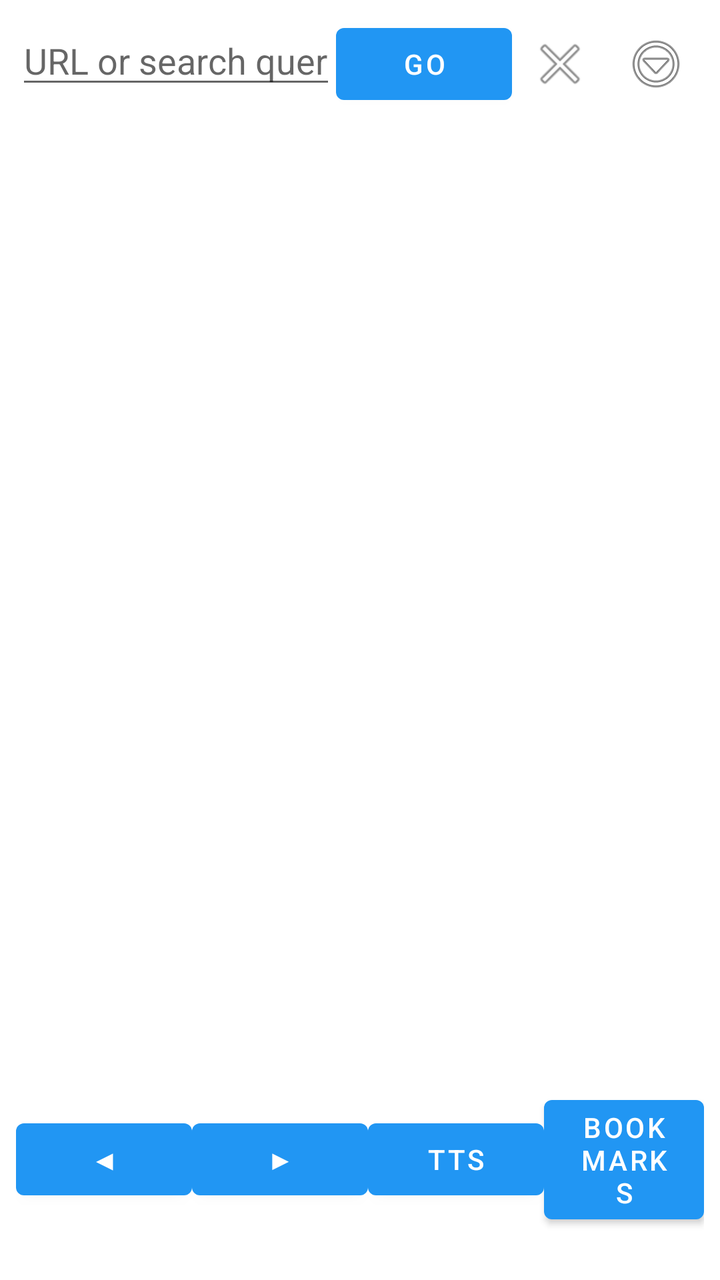
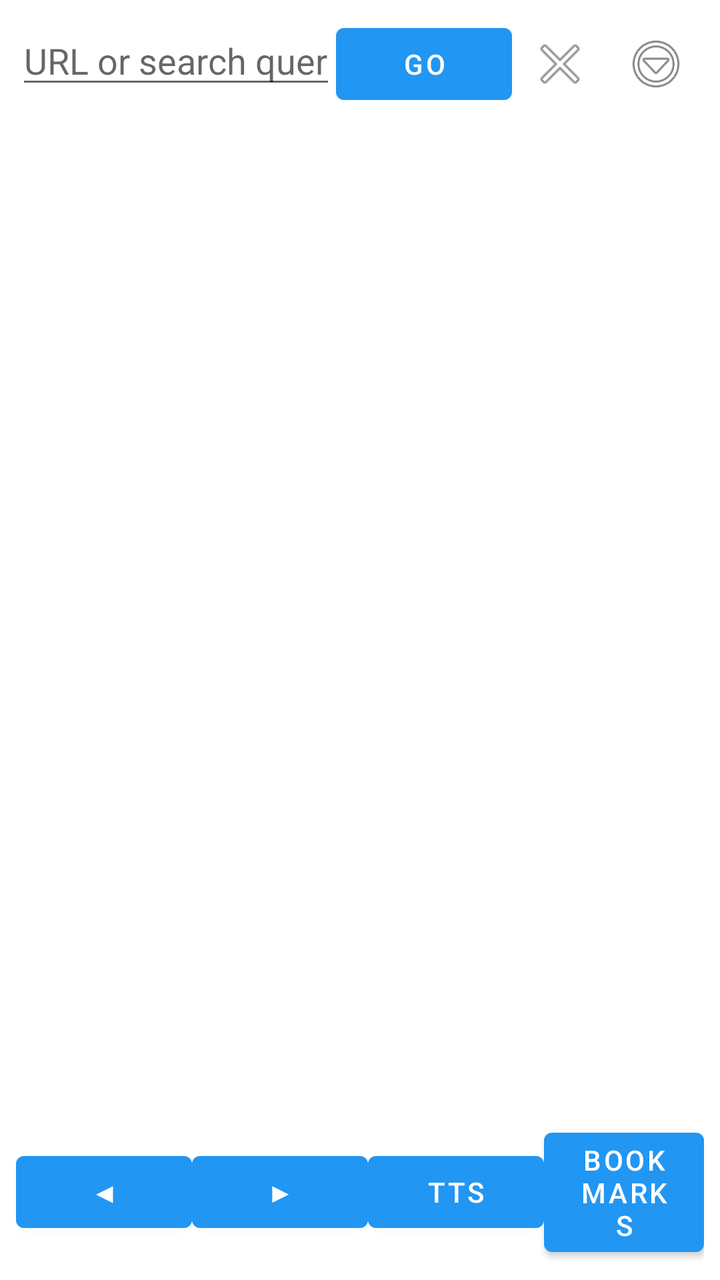

Two renders of the same Android screen: before a commit and after it. Below are the layout's source before the change and the commit's diff.
<!-- AndroidManifest.xml: application theme Theme.TextReader -->
<!-- res/layout/activity_main.xml -->
<?xml version="1.0" encoding="utf-8"?>
<androidx.constraintlayout.widget.ConstraintLayout
    xmlns:android="http://schemas.android.com/apk/res/android"
    xmlns:app="http://schemas.android.com/apk/res-auto"
    android:id="@+id/rootLayout"
    android:layout_width="match_parent"
    android:layout_height="match_parent"
    android:fitsSystemWindows="true">

    <LinearLayout
        android:id="@+id/topBar"
        android:layout_width="0dp"
        android:layout_height="wrap_content"
        android:orientation="horizontal"
        android:padding="8dp"
        app:layout_constraintTop_toTopOf="parent"
        app:layout_constraintStart_toStartOf="parent"
        app:layout_constraintEnd_toEndOf="parent">

        <EditText
            android:id="@+id/urlInput"
            android:layout_width="0dp"
            android:layout_height="wrap_content"
            android:layout_weight="1"
            android:maxLines="1"
            android:inputType="textUri"
            android:imeOptions="actionGo"
            android:hint="URL or search query" />

        <Button
            android:id="@+id/goButton"
            android:layout_width="wrap_content"
            android:layout_height="wrap_content"
            android:text="Go" />

        <ImageButton
            android:id="@+id/cancelButton"
            android:layout_width="wrap_content"
            android:layout_height="wrap_content"
            android:contentDescription="Cancel loading"
            android:padding="8dp"
            android:src="@android:drawable/ic_menu_close_clear_cancel"
            android:background="?android:attr/selectableItemBackgroundBorderless" />

        <ImageButton
            android:id="@+id/menuButton"
            android:layout_width="wrap_content"
            android:layout_height="wrap_content"
            android:contentDescription="Menu"
            android:padding="8dp"
            android:src="@android:drawable/ic_menu_more"
            android:background="?android:attr/selectableItemBackgroundBorderless" />
    </LinearLayout>

    <ScrollView
        android:id="@+id/scrollView"
        android:layout_width="0dp"
        android:layout_height="0dp"
        android:fillViewport="false"
        android:scrollbars="vertical"
        app:layout_constraintTop_toBottomOf="@id/topBar"
        app:layout_constraintBottom_toTopOf="@id/bottomBar"
        app:layout_constraintStart_toStartOf="parent"
        app:layout_constraintEnd_toEndOf="parent">

        <TextView
            android:id="@+id/contentView"
            android:layout_width="match_parent"
            android:layout_height="wrap_content"
            android:padding="16dp"
            android:textSize="16sp"
            android:gravity="top|start"
            android:textIsSelectable="true" />
    </ScrollView>

    <LinearLayout
        android:id="@+id/bottomBar"
        android:layout_width="0dp"
        android:layout_height="wrap_content"
        android:orientation="horizontal"
        android:gravity="center"
        android:padding="8dp"
        app:layout_constraintBottom_toBottomOf="parent"
        app:layout_constraintStart_toStartOf="parent"
        app:layout_constraintEnd_toEndOf="parent">

        <Button
            android:id="@+id/prevButton"
            android:layout_width="wrap_content"
            android:layout_height="wrap_content"
            android:text="◀" />

        <Button
            android:id="@+id/nextButton"
            android:layout_width="wrap_content"
            android:layout_height="wrap_content"
            android:text="▶" />

        <Button
            android:id="@+id/ttsButton"
            android:layout_width="wrap_content"
            android:layout_height="wrap_content"
            android:text="TTS" />

        <Button
            android:id="@+id/bookmarksButton"
            android:layout_width="wrap_content"
            android:layout_height="wrap_content"
            android:text="Bookmarks" />

        <Button
            android:id="@+id/themeButton"
            android:layout_width="wrap_content"
            android:layout_height="wrap_content"
            android:text="Theme" />

        <Button
            android:id="@+id/exitButton"
            android:layout_width="wrap_content"
            android:layout_height="wrap_content"
            android:text="Exit" />
    </LinearLayout>

</androidx.constraintlayout.widget.ConstraintLayout>
<!-- resources referenced by this layout -->
<resources>
  <style name="Theme.TextReader" parent="Theme.MaterialComponents.DayNight.NoActionBar">
          <item name="colorPrimary">@color/colorPrimary</item>
          <item name="colorPrimaryVariant">@color/colorPrimaryDark</item>
          <item name="colorAccent">@color/colorAccent</item>
      </style>
  <color name="colorPrimary">#2196F3</color>
  <color name="colorPrimaryDark">#1976D2</color>
  <color name="colorAccent">#FF9800</color>
</resources>

<!-- the commit's change to res/layout/activity_main.xml (unified diff, before → after) -->
@@ -107,18 +107,6 @@
             android:layout_width="wrap_content"
             android:layout_height="wrap_content"
             android:text="Bookmarks" />
-
-        <Button
-            android:id="@+id/themeButton"
-            android:layout_width="wrap_content"
-            android:layout_height="wrap_content"
-            android:text="Theme" />
-
-        <Button
-            android:id="@+id/exitButton"
-            android:layout_width="wrap_content"
-            android:layout_height="wrap_content"
-            android:text="Exit" />
     </LinearLayout>
 
 </androidx.constraintlayout.widget.ConstraintLayout>
